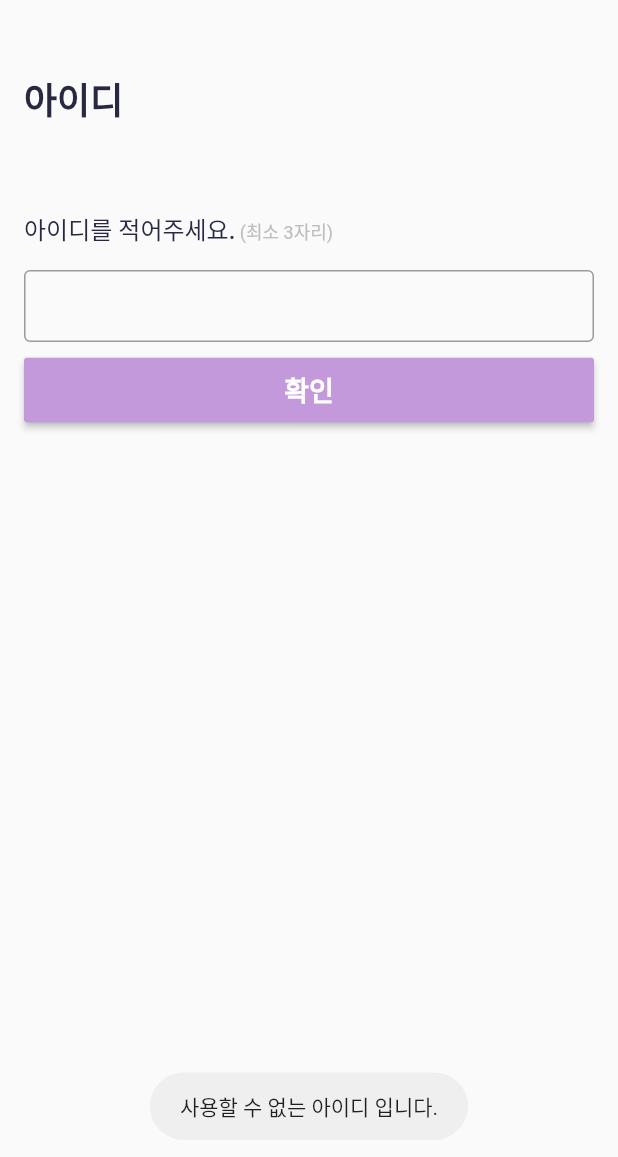
After one commit to EvilStorm/coupling_mobile, a Flutter app: the MakeProfileScreen screen opened by its route, after a tap on "확인", on a phone screen of 412 x 824 dp. The commit adds this screen. Shown: the top 1157 px of the screen. Run offline on Flutter 3.47's test engine with Material 2 defaults, Android fonts, the phone set to English and light mode, and no system bars; our stand-ins replace expandable, firebase_auth, firebase_core, flutter_html, flutter_svg, fluttertoast and 5 more; missing offline and left inert: flutter_facebook_auth, http_interceptor, kakao_flutter_sdk; accounts and stored records are empty; Roboto replaces fonts that are missing (NanumGothic); statements that could not run were skipped.

Commit message:
회원 가입 및 초기 정보 입력 화면 추가 중

```diff
--- /dev/null
+++ b/lib/binders/binding_make_profile.dart
@@ -0,0 +1,12 @@
+import 'package:get/get.dart';
+
+import '../contollers/contoller_make_profile.dart';
+import '../contollers/contoller_nickname.dart';
+
+class MakeProfileBinding extends Bindings {
+  @override
+  void dependencies() {
+    Get.put<MakeProfileController>(MakeProfileController());
+    Get.lazyPut(() => NickNameController());
+  }
+}
--- /dev/null
+++ b/lib/contollers/contoller_nickname.dart
@@ -0,0 +1,53 @@
+import 'package:flutter/material.dart';
+import 'package:fluttertoast/fluttertoast.dart';
+import 'package:get/get.dart';
+
+import '../models/model_simple.dart';
+import '../network/http_client.dart';
+import '../utils/print_log.dart';
+import 'contoller_user_info.dart';
+
+class NickNameController extends GetxController {
+  final TextEditingController nickNameController = TextEditingController();
+
+  @override
+  void onClose() {
+    nickNameController.dispose();
+    super.onClose();
+  }
+
+  bool checkIdValidation() {
+    if (nickNameController.text == "" || nickNameController.text.length < 2) {
+      Fluttertoast.showToast(msg: '사용할 수 없는 아이디 입니다.');
+      return false;
+    }
+    return true;
+  }
+
+  Future<bool> postId() async {
+    if (!checkIdValidation()) return false;
+
+    try {
+      final response = await HttpClient.instance
+          .patch('/user', body: {'nickName': nickNameController.text});
+
+      if (response['code'] == 200) {
+        var result = ModelSimple.fromMap(response['data']);
+        if (result.result == 1) {
+          UserInfoController _userInfoController = Get.find();
+          _userInfoController.setUserNickName(nickNameController.text);
+
+          return true;
+        } else {
+          Fluttertoast.showToast(msg: result.message);
+          return false;
+        }
+      } else {
+        return false;
+      }
+    } catch (e) {
+      Log.e(e);
+      return false;
+    }
+  }
+}
--- /dev/null
+++ b/lib/models/model_simple.dart
@@ -0,0 +1,54 @@
+import 'dart:convert';
+
+class ModelSimple {
+  int result = 0;
+  String message = "";
+  ModelSimple({
+    required this.result,
+    required this.message,
+  });
+
+  ModelSimple copyWith({
+    int? result,
+    String? message,
+  }) {
+    return ModelSimple(
+      result: result ?? this.result,
+      message: message ?? this.message,
+    );
+  }
+
+  Map<String, dynamic> toMap() {
+    return {
+      'result': result,
+      'message': message,
+    };
+  }
+
+  factory ModelSimple.fromMap(Map<String, dynamic> map) {
+    return ModelSimple(
+      result: map['result']?.toInt() ?? 0,
+      message: map['message'] ?? '',
+    );
+  }
+
+  String toJson() => json.encode(toMap());
+
+  factory ModelSimple.fromJson(String source) =>
+      ModelSimple.fromMap(json.decode(source));
+
+  @override
+  String toString() => 'ModelSimple(result: $result, message: $message)';
+
+  @override
+  bool operator ==(Object other) {
+    if (identical(this, other)) return true;
+
+    return other is ModelSimple &&
+        other.result == result &&
+        other.message == message;
+  }
+
+  @override
+  int get hashCode => result.hashCode ^ message.hashCode;
+}
--- a/lib/routers.dart
+++ b/lib/routers.dart
@@ -1,6 +1,8 @@
+import 'package:coupling/screens/make_profile/screen_make_profile.dart';
 import 'package:coupling/screens/sign/screen_sign_in.dart';
 import 'package:get/get_navigation/src/routes/get_route.dart';
 
+import 'binders/binding_make_profile.dart';
 import 'binders/binding_signin.dart';
 import 'screens/home/screen_home.dart';
 import 'screens/sign/email_validation.dart';
@@ -16,5 +18,10 @@ class Routers {
     GetPage(
         name: '/emailValidation', page: () => const EmailValidationScreen()),
     GetPage(name: '/home', page: () => const HomeScreen()),
+    GetPage(
+      name: '/makeProfile',
+      page: () => const MakeProfileScreen(),
+      binding: MakeProfileBinding(),
+    ),
   ];
 }
--- /dev/null
+++ b/lib/screens/make_profile/screen_make_profile.dart
@@ -0,0 +1,37 @@
+import 'package:coupling/screens/make_profile/screen_my_info.dart';
+import 'package:flutter/material.dart';
+import 'package:get/get.dart';
+
+import '../../contollers/contoller_make_profile.dart';
+import 'screen_nickname.dart';
+
+class MakeProfileScreen extends StatefulWidget {
+  const MakeProfileScreen({Key? key}) : super(key: key);
+
+  @override
+  _MakeProfileScreenState createState() => _MakeProfileScreenState();
+}
+
+class _MakeProfileScreenState extends State<MakeProfileScreen> {
+  final MakeProfileController profileController = Get.find();
+
+  var pageList = [
+    const NickNameScreen(),
+    const MyInfoScreen(),
+  ];
+
+  @override
+  Widget build(BuildContext context) {
+    return Scaffold(
+      body: SafeArea(
+        child: SizedBox(
+          height: MediaQuery.of(context).size.height,
+          child: Padding(
+            padding: const EdgeInsets.fromLTRB(16.0, 48.0, 16.0, 16.0),
+            child: Obx(() => pageList[profileController.pageIndex.value]),
+          ),
+        ),
+      ),
+    );
+  }
+}
--- /dev/null
+++ b/lib/screens/make_profile/screen_nickname.dart
@@ -0,0 +1,62 @@
+import 'package:flutter/material.dart';
+import 'package:get/get.dart';
+
+import '../../contollers/contoller_make_profile.dart';
+import '../../contollers/contoller_nickname.dart';
+
+class NickNameScreen extends StatefulWidget {
+  const NickNameScreen({Key? key}) : super(key: key);
+
+  @override
+  _NickNameScreenState createState() => _NickNameScreenState();
+}
+
+class _NickNameScreenState extends State<NickNameScreen> {
+  final NickNameController nickNameController = Get.find();
+
+  @override
+  Widget build(BuildContext context) {
+    return Column(
+      crossAxisAlignment: CrossAxisAlignment.start,
+      children: [
+        RichText(
+          text: TextSpan(
+            children: [
+              TextSpan(
+                  text: '아이디\n\n\n',
+                  style: Theme.of(context).textTheme.subtitle1),
+              TextSpan(
+                  text: '아이디를 적어주세요.',
+                  style: Theme.of(context).textTheme.bodyText1),
+              TextSpan(
+                  text: ' (최소 3자리)',
+                  style: Theme.of(context).textTheme.caption),
+            ],
+          ),
+        ),
+        const SizedBox(
+          height: 16.0,
+        ),
+        TextField(
+          controller: nickNameController.nickNameController,
+        ),
+        const SizedBox(
+          height: 8.0,
+        ),
+        SizedBox(
+          width: MediaQuery.of(context).size.width,
+          child: ElevatedButton(
+            onPressed: () async {
+              bool result = await nickNameController.postId();
+              if (result) {
+                MakeProfileController _profileController = Get.find();
+                _profileController.moveNextPage();
+              }
+            },
+            child: const Text('확인'),
+          ),
+        )
+      ],
+    );
+  }
+}
```
Also changed, not shown: lib/contollers/contoller_make_profile.dart (added, +26 -0 lines), lib/contollers/controller_sign.dart (+4 -5 lines), lib/network/http_client.dart (+5 -5 lines), lib/screens/make_profile/screen_my_info.dart (added, +19 -0 lines), lib/screens/make_profile/widgets/basic_info_row_wapper.dart (added, +56 -0 lines), lib/screens/make_profile/widgets/welcome_message.dart (added, +118 -0 lines).
